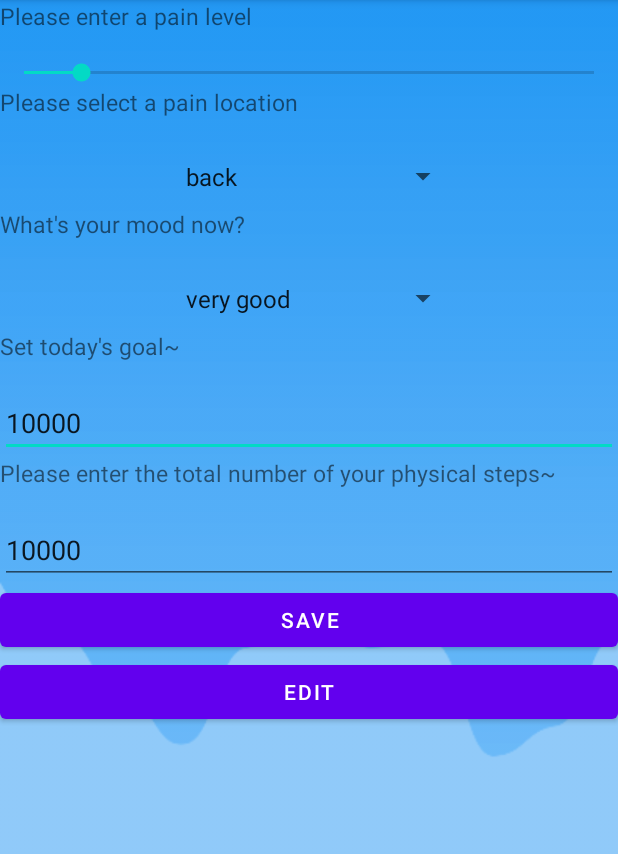
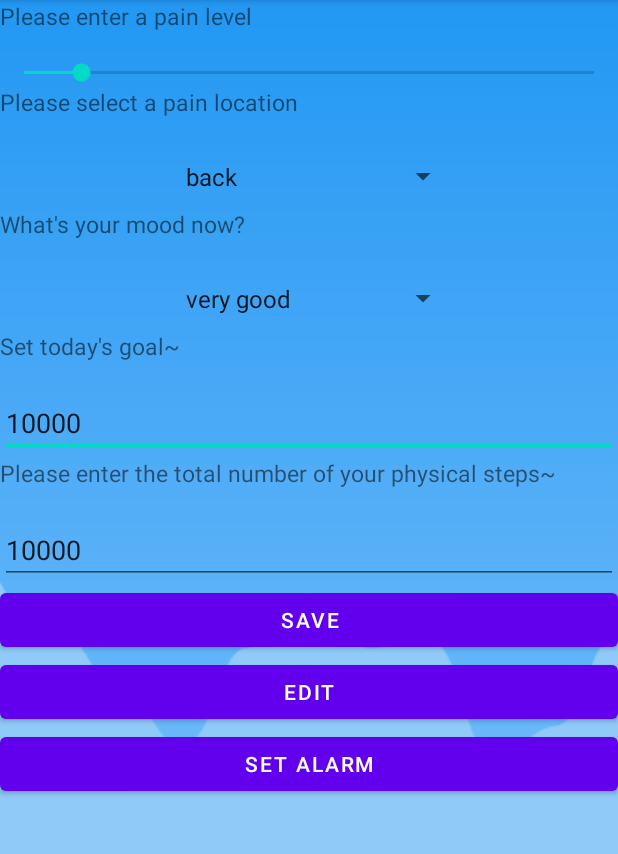
Before and after one commit to imp528/5046ass3, an Android app: the fragment AddFragment shown on its own in the app's theme, on a phone screen of 412 x 824 dp, the part 84-938 px from its top. Run offline under Robolectric (Android 15) with nearby library versions, the phone set to English and light mode, and no system bars.

Commit message:
v4 Task1,2,3 completed.

```diff
--- a/app/src/main/AndroidManifest.xml
+++ b/app/src/main/AndroidManifest.xml
@@ -26,6 +26,9 @@
                 <category android:name="android.intent.category.LAUNCHER" />
             </intent-filter>
         </activity>
+        <receiver android:name=".Alarm"
+            android:enabled="true"
+            android:exported="true"/>
     </application>
 
 </manifest>
--- a/app/src/main/res/layout/add_fragment.xml
+++ b/app/src/main/res/layout/add_fragment.xml
@@ -91,5 +91,18 @@
         android:layout_height="wrap_content"
         android:text="Edit" />
 
+    <Button
+        android:id="@+id/setAlarmBtn"
+        android:layout_width="match_parent"
+        android:layout_height="wrap_content"
+        android:text="Set Alarm" />
+
+    <TextView
+        android:id="@+id/textView8"
+        android:layout_width="match_parent"
+        android:layout_height="wrap_content"
+        android:text=""
+        android:textSize="15dp" />
+
 
 </LinearLayout>
```
Also changed, not shown: app/src/main/java/com/example/myapplication/Alarm.java (added, +18 -0 lines), app/src/main/java/com/example/myapplication/fragment/AddFragment.java (+40 -0 lines).
